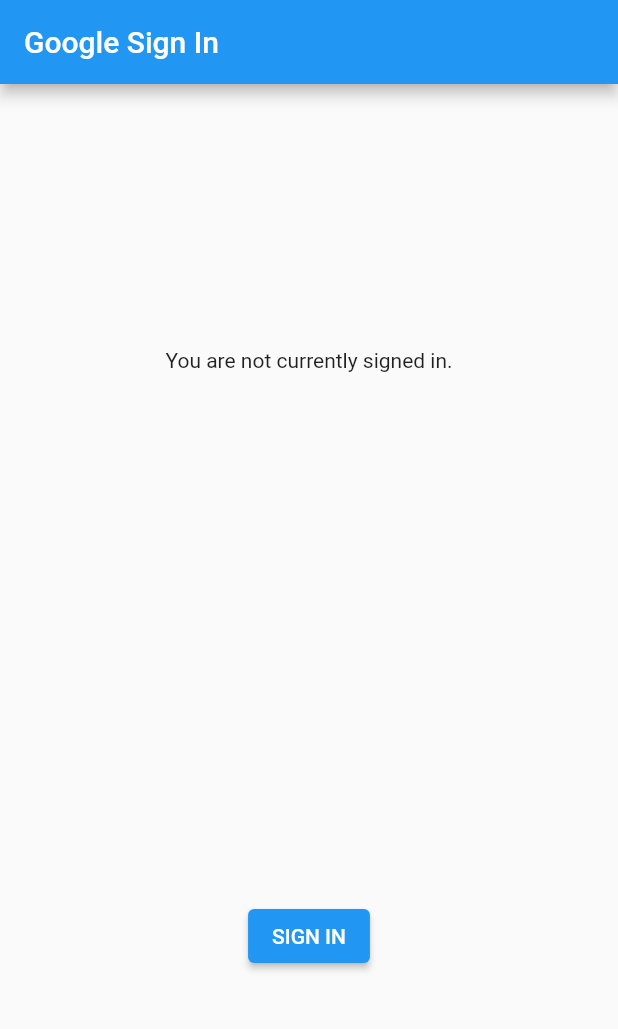
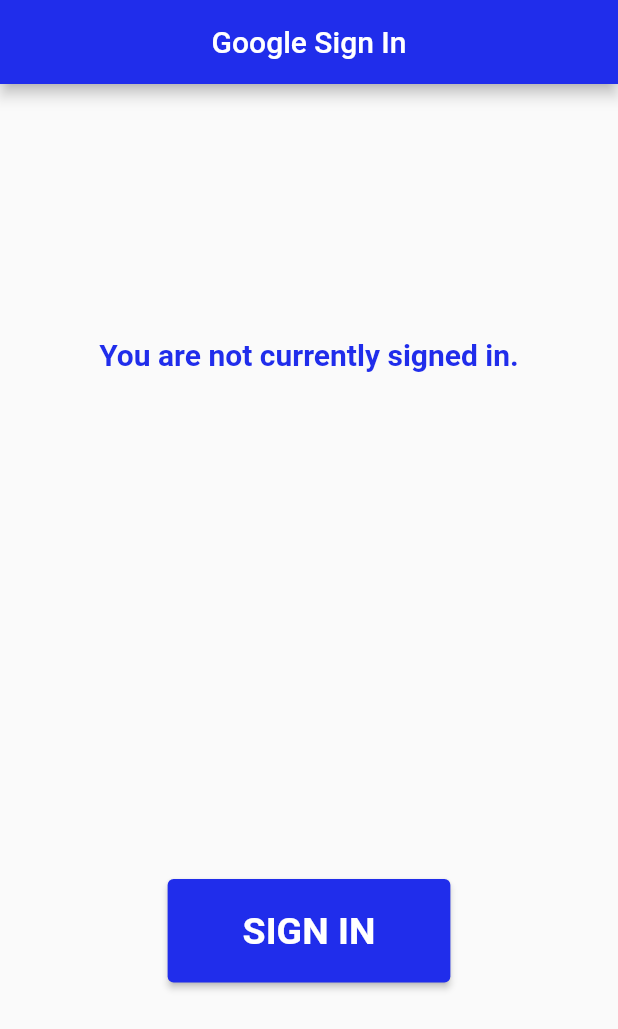
Before and after one commit to cepdnaclk/e18-3yp-Weather-Analytics-And-Travel-Path-Guider, a Flutter app: the screen it shows after launch, after a tap on "LOGIN WITH GOOGLE", on a phone screen of 412 x 824 dp. Shown: the top 1029 px of the screen. Run offline on Flutter 3.47's test engine with Material 2 defaults, Android fonts, the phone set to English and light mode, and no system bars; our stand-ins replace avatar_glow, device_preview, flutter_rating_bar, flutter_screenutil, flutter_svg, font_awesome_flutter and 5 more; project files that could hold a hidden picture were left out.

Commit message:
google login page theme edited

```diff
--- a/code/newFrontend/lib/googleLogin.dart
+++ b/code/newFrontend/lib/googleLogin.dart
@@ -127,16 +127,37 @@
             title: Text(user.displayName ?? ''),
             subtitle: Text(user.email),
           ),
-          const Text('Signed in successfully.'),
+          const Text('Signed in successfully.',,style: TextStyle(
+                        fontWeight: FontWeight.bold,
+                        fontSize: 20.0,
+                        color: Color.fromARGB(255, 32, 45, 235)),),
           Text(_contactText),
           ElevatedButton(
             onPressed: _handleSignOut,
-            child: const Text('SIGN OUT'),
+            child: const Text('SIGN OUT',style: TextStyle(
+                        fontWeight: FontWeight.bold,
+                        fontSize: 25.0,
+                        color: Color.fromARGB(255, 255, 255, 255)),),
+            style: ElevatedButton.styleFrom(
+                backgroundColor: Color.fromARGB(255, 32, 45, 235),
+                padding: EdgeInsets.symmetric(horizontal: 50, vertical: 20),
+                textStyle: TextStyle(
+                fontSize: 30,
+                fontWeight: FontWeight.bold)),
           ),
           ElevatedButton(
             // child: const Text('REFRESH'),
             // onPressed: () => _handleGetContact(user),
-            child: const Text('CONTINUE'),
+            style: ElevatedButton.styleFrom(
+                backgroundColor: Color.fromARGB(255, 32, 45, 235),
+                padding: EdgeInsets.symmetric(horizontal: 50, vertical: 20),
+                textStyle: TextStyle(
+                fontSize: 30,
+                fontWeight: FontWeight.bold)),
+            child: const Text('CONTINUE',style: TextStyle(
+                        fontWeight: FontWeight.bold,
+                        fontSize: 25.0,
+                        color: Color.fromARGB(255, 255, 255, 255)),),
             onPressed: homeScreen,
           ),
         ],
@@ -145,10 +166,22 @@
       return Column(
         mainAxisAlignment: MainAxisAlignment.spaceAround,
         children: <Widget>[
-          const Text('You are not currently signed in.'),
+          const Text('You are not currently signed in.',style: TextStyle(
+                        fontWeight: FontWeight.bold,
+                        fontSize: 20.0,
+                        color: Color.fromARGB(255, 32, 45, 235)),),
           ElevatedButton(
             onPressed: _handleSignIn,
-            child: const Text('SIGN IN'),
+            style: ElevatedButton.styleFrom(
+                backgroundColor: Color.fromARGB(255, 32, 45, 235),
+                padding: EdgeInsets.symmetric(horizontal: 50, vertical: 20),
+                textStyle: TextStyle(
+                fontSize: 30,
+                fontWeight: FontWeight.bold)),
+            child: const Text('SIGN IN',style: TextStyle(
+                        fontWeight: FontWeight.bold,
+                        fontSize: 25.0,
+                        color: Color.fromARGB(255, 255, 255, 255)),),
           ),
         ],
       );
@@ -160,6 +193,8 @@
     return Scaffold(
         appBar: AppBar(
           title: const Text('Google Sign In'),
+          centerTitle: true,
+          backgroundColor: Color.fromARGB(255, 32, 45, 235),
         ),
         body: ConstrainedBox(
           constraints: const BoxConstraints.expand(),
--- a/code/newFrontend/lib/login/google_signin.dart
+++ b/code/newFrontend/lib/login/google_signin.dart
@@ -143,7 +143,7 @@
           const Text('You are not currently signed in.'),
           ElevatedButton(
             onPressed: _handleSignIn,
-            child: const Text('SIGN IN'),
+            child: const Text('SIGN INx'),
           ),
         ],
       );
@@ -154,7 +154,8 @@
   Widget build(BuildContext context) {
     return Scaffold(
         appBar: AppBar(
-          title: const Text('Google Sign In'),
+          title: const Text('Google Signxx In'),
+          centerTitle: true,
         ),
         body: ConstrainedBox(
           constraints: const BoxConstraints.expand(),
```
